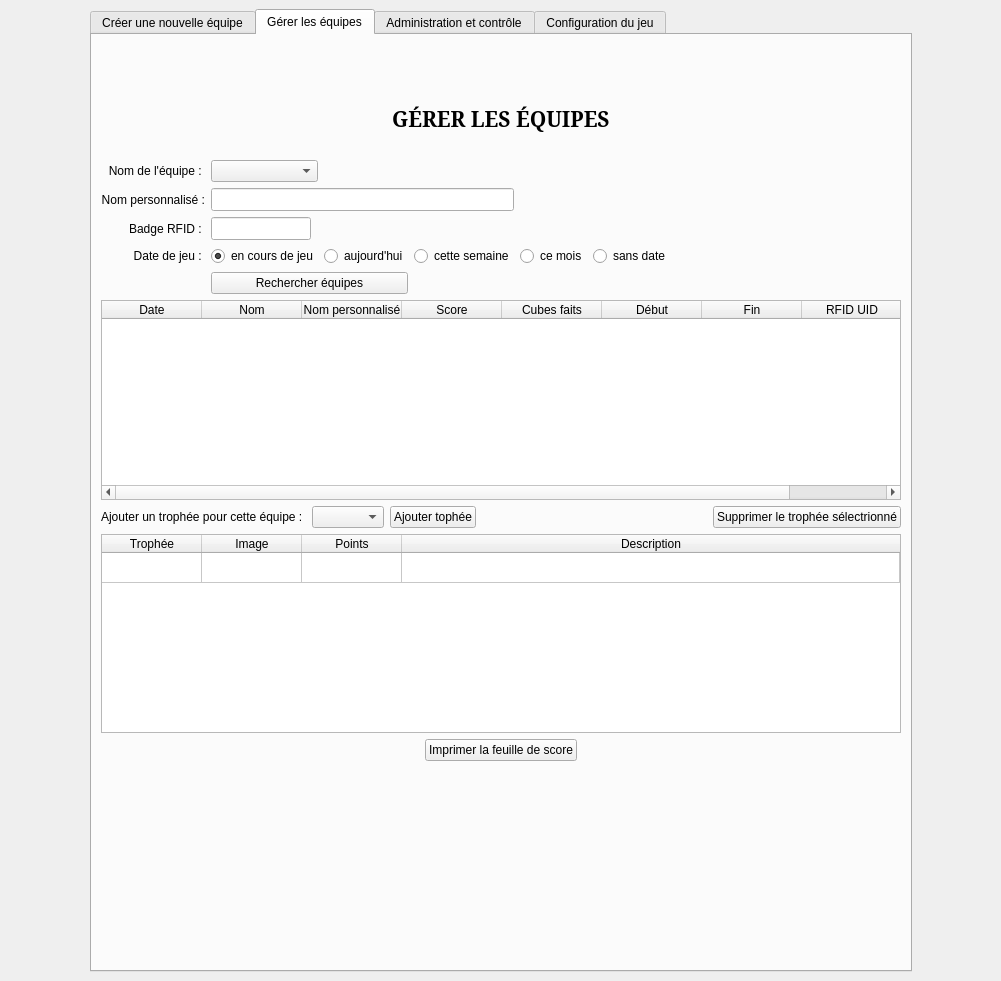
Old version of the form thecubeivazio/cubegui/cubegui.ui in the repository jwav/thecube-ivazio.
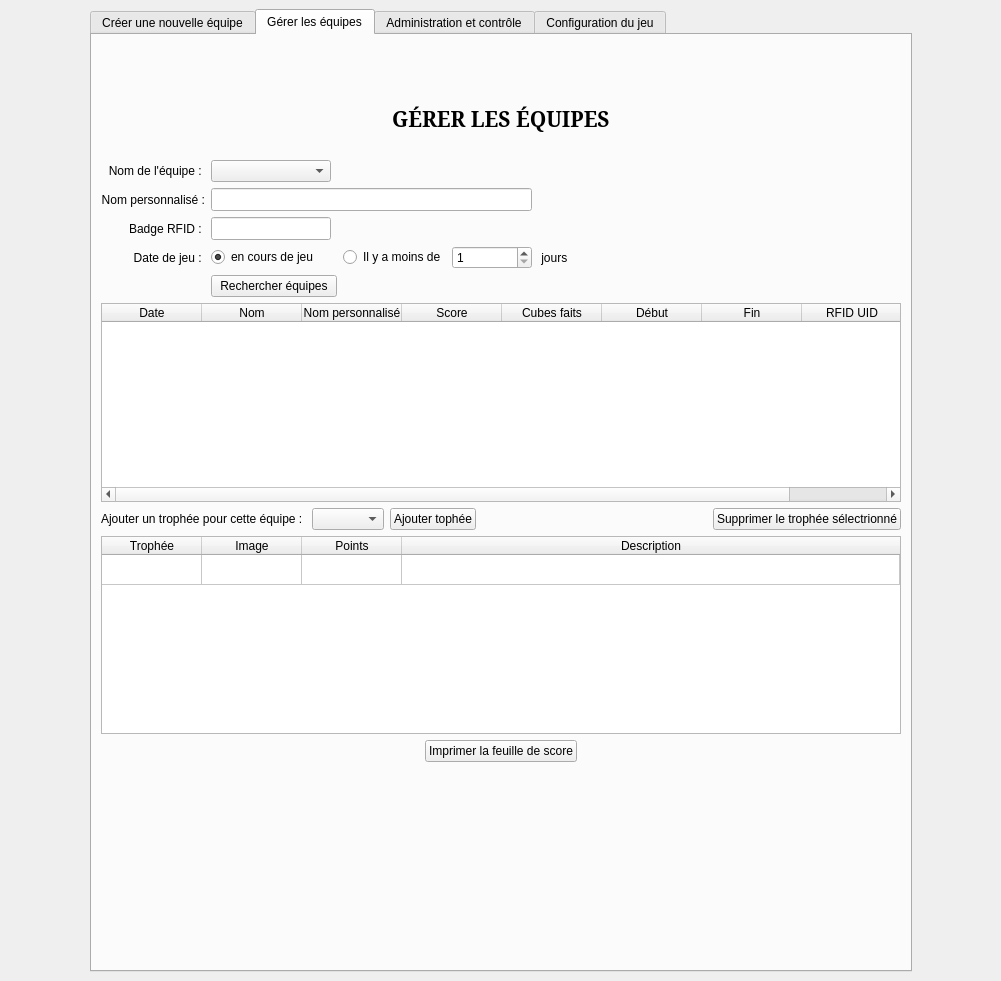
New version of the form. The open tabs and pages were chosen to show the change. Icons and pictures are not drawn.

Commit message: new search method for teams. simpler.

```diff
--- a/thecubeivazio/cubegui/cubegui.ui
+++ b/thecubeivazio/cubegui/cubegui.ui
@@ -44,7 +44,7 @@
        <locale language="French" country="France"/>
       </property>
       <property name="currentIndex">
-       <number>3</number>
+       <number>1</number>
       </property>
       <widget class="QWidget" name="tabMain">
        <attribute name="title">
@@ -568,17 +568,6 @@
         </item>
         <item>
          <layout class="QGridLayout" name="gridLayout_3">
-          <item row="4" column="1" colspan="2">
-           <widget class="QPushButton" name="btnTeamsSearch">
-            <property name="text">
-             <string>Rechercher équipes</string>
-            </property>
-            <property name="icon">
-             <iconset theme="search">
-              <normaloff>../../../../../home/vee/.designer/backup</normaloff>../../../../../home/vee/.designer/backup</iconset>
-            </property>
-           </widget>
-          </item>
           <item row="3" column="0">
            <widget class="QLabel" name="label_8">
             <property name="text">
@@ -589,14 +578,79 @@
             </property>
            </widget>
           </item>
+          <item row="0" column="1">
+           <widget class="QComboBox" name="comboTeamsTeamName">
+            <property name="maxVisibleItems">
+             <number>20</number>
+            </property>
+           </widget>
+          </item>
+          <item row="3" column="1">
+           <widget class="QRadioButton" name="radioTeamsCurrentlyPlaying">
+            <property name="text">
+             <string>en cours de jeu</string>
+            </property>
+            <property name="checked">
+             <bool>true</bool>
+            </property>
+           </widget>
+          </item>
+          <item row="0" column="0">
+           <widget class="QLabel" name="lblNewteamTeamName_3">
+            <property name="text">
+             <string>Nom de l'équipe : </string>
+            </property>
+            <property name="alignment">
+             <set>Qt::AlignRight|Qt::AlignTrailing|Qt::AlignVCenter</set>
+            </property>
+           </widget>
+          </item>
+          <item row="1" column="1" colspan="4">
+           <widget class="QLineEdit" name="lineTeamsCustomName">
+            <property name="sizePolicy">
+             <sizepolicy hsizetype="Expanding" vsizetype="Fixed">
+              <horstretch>0</horstretch>
+              <verstretch>0</verstretch>
+             </sizepolicy>
+            </property>
+            <property name="maximumSize">
+             <size>
+              <width>16777215</width>
+              <height>16777215</height>
+             </size>
+            </property>
+            <property name="font">
+             <font>
+              <family>DejaVu Sans Mono</family>
+              <weight>75</weight>
+              <bold>true</bold>
+             </font>
+            </property>
+            <property name="alignment">
+             <set>Qt::AlignCenter</set>
+            </property>
+            <property name="readOnly">
+             <bool>false</bool>
+            </property>
+            <property name="placeholderText">
+             <string/>
+            </property>
+           </widget>
+          </item>
           <item row="2" column="1">
            <widget class="QLineEdit" name="lineTeamsRfid">
             <property name="maximumSize">
              <size>
-              <width>100</width>
+              <width>120</width>
               <height>16777215</height>
              </size>
             </property>
+            <property name="baseSize">
+             <size>
+              <width>120</width>
+              <height>0</height>
+             </size>
+            </property>
             <property name="font">
              <font>
               <family>DejaVu Sans Mono</family>
@@ -604,6 +658,9 @@
               <bold>true</bold>
              </font>
             </property>
+            <property name="toolTip">
+             <string>Sélectionnez ce champ de texte et badgez un tag RFID pour le remplir, ou entrez le numéro à la main</string>
+            </property>
             <property name="alignment">
              <set>Qt::AlignCenter</set>
             </property>
@@ -615,6 +672,24 @@
             </property>
            </widget>
           </item>
+          <item row="3" column="3">
+           <widget class="QRadioButton" name="radioTeamsLessThanXDays">
+            <property name="text">
+             <string>Il y a moins de</string>
+            </property>
+           </widget>
+          </item>
+          <item row="4" column="1" colspan="2">
+           <widget class="QPushButton" name="btnTeamsSearch">
+            <property name="text">
+             <string>Rechercher équipes</string>
+            </property>
+            <property name="icon">
+             <iconset theme="search">
+              <normaloff>../../../../../home/vee/.designer/backup</normaloff>../../../../../home/vee/.designer/backup</iconset>
+            </property>
+           </widget>
+          </item>
           <item row="1" column="0">
            <widget class="QLabel" name="lblNewteamTeamName_4">
             <property name="text">
@@ -625,38 +700,6 @@
             </property>
            </widget>
           </item>
-          <item row="1" column="1" colspan="3">
-           <widget class="QLineEdit" name="lineTeamsCustomName">
-            <property name="sizePolicy">
-             <sizepolicy hsizetype="Expanding" vsizetype="Fixed">
-              <horstretch>0</horstretch>
-              <verstretch>0</verstretch>
-             </sizepolicy>
-            </property>
-            <property name="maximumSize">
-             <size>
-              <width>16777215</width>
-              <height>16777215</height>
-             </size>
-            </property>
-            <property name="font">
-             <font>
-              <family>DejaVu Sans Mono</family>
-              <weight>75</weight>
-              <bold>true</bold>
-             </font>
-            </property>
-            <property name="alignment">
-             <set>Qt::AlignCenter</set>
-            </property>
-            <property name="readOnly">
-             <bool>false</bool>
-            </property>
-            <property name="placeholderText">
-             <string/>
-            </property>
-           </widget>
-          </item>
           <item row="2" column="0">
            <widget class="QLabel" name="lblNewteamRfid_3">
             <property name="text">
@@ -667,13 +710,6 @@
             </property>
            </widget>
           </item>
-          <item row="3" column="2">
-           <widget class="QRadioButton" name="radioTeamsToday">
-            <property name="text">
-             <string>aujourd'hui</string>
-            </property>
-           </widget>
-          </item>
           <item row="3" column="6">
            <spacer name="horizontalSpacer_15">
             <property name="orientation">
@@ -687,51 +723,32 @@
             </property>
            </spacer>
           </item>
-          <item row="0" column="1">
-           <widget class="QComboBox" name="comboTeamsTeamName">
-            <property name="maxVisibleItems">
-             <number>20</number>
-            </property>
-           </widget>
-          </item>
-          <item row="0" column="0">
-           <widget class="QLabel" name="lblNewteamTeamName_3">
-            <property name="text">
-             <string>Nom de l'équipe : </string>
-            </property>
-            <property name="alignment">
-             <set>Qt::AlignRight|Qt::AlignTrailing|Qt::AlignVCenter</set>
-            </property>
-           </widget>
-          </item>
-          <item row="3" column="5">
-           <widget class="QRadioButton" name="radioTeamsNoDate">
-            <property name="text">
-             <string>sans date</string>
-            </property>
-           </widget>
-          </item>
-          <item row="3" column="1">
-           <widget class="QRadioButton" name="radioTeamsCurrentlyPlaying">
-            <property name="text">
-             <string>en cours de jeu</string>
-            </property>
-            <property name="checked">
-             <bool>true</bool>
-            </property>
-           </widget>
-          </item>
-          <item row="3" column="3">
-           <widget class="QRadioButton" name="radioTeamsThisWeek">
-            <property name="text">
-             <string>cette semaine</string>
-            </property>
-           </widget>
-          </item>
           <item row="3" column="4">
-           <widget class="QRadioButton" name="radioTeamsThisMonth">
+           <widget class="QSpinBox" name="spinTeamsAmountOfDays">
+            <property name="minimumSize">
+             <size>
+              <width>80</width>
+              <height>0</height>
+             </size>
+            </property>
+            <property name="baseSize">
+             <size>
+              <width>80</width>
+              <height>0</height>
+             </size>
+            </property>
+            <property name="minimum">
+             <number>1</number>
+            </property>
+            <property name="maximum">
+             <number>99999999</number>
+            </property>
+           </widget>
+          </item>
+          <item row="3" column="5">
+           <widget class="QLabel" name="label_12">
             <property name="text">
-             <string>ce mois</string>
+             <string> jours</string>
             </property>
            </widget>
           </item>
@@ -1230,10 +1247,16 @@
            <widget class="QLineEdit" name="lineAdminRfidResetter">
             <property name="maximumSize">
              <size>
-              <width>100</width>
+              <width>120</width>
               <height>16777215</height>
              </size>
             </property>
+            <property name="baseSize">
+             <size>
+              <width>120</width>
+              <height>0</height>
+             </size>
+            </property>
             <property name="font">
              <font>
               <family>DejaVu Sans Mono</family>
```
The commit also changes 2 other files.
